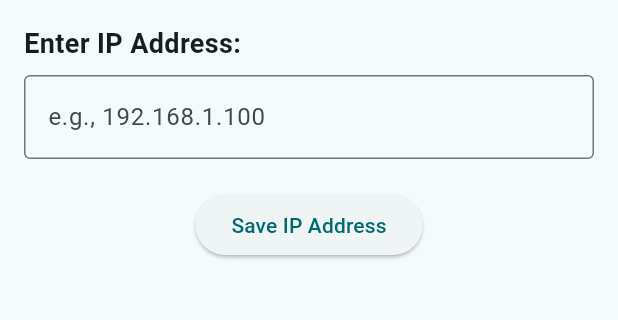
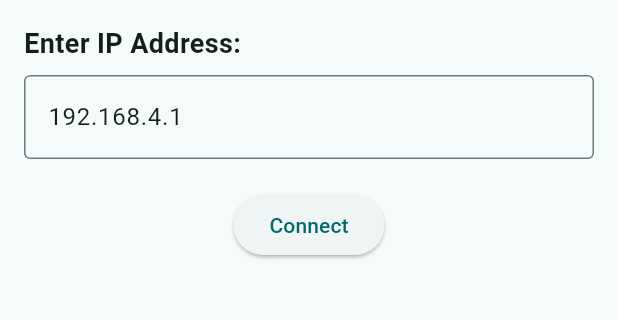
Before and after one commit to lis-marcel/FoxSkyCarControl, a Flutter app: the screen it shows after launch, on a phone screen of 412 x 824 dp, the part 84-404 px from its top. Run offline on Flutter 3.47's test engine with Material 3 defaults, Android fonts, the phone set to English and light mode, and no system bars.

Commit message:
set initail IP address in home screen

```diff
--- a/src/car_controller/lib/screens/home_screen.dart
+++ b/src/car_controller/lib/screens/home_screen.dart
@@ -13,16 +13,19 @@ class HomeScreen extends StatefulWidget {
 }
 
 class _HomeScreenState extends State<HomeScreen> {
-  final _ipController = TextEditingController();
+  final _ipController = TextEditingController(text: '192.168.4.1'); // Set default value here
   final _formKey = GlobalKey<FormState>();
 
   @override
   void initState() {
     super.initState();
-    // Initialize text controller with current IP address
+    // Initialize text controller with current IP address from provider
+    // This will override the default if a saved value exists
     WidgetsBinding.instance.addPostFrameCallback((_) {
       final networkSettings = Provider.of<NetworkSettings>(context, listen: false);
-      _ipController.text = networkSettings.ipAddress;
+      if (networkSettings.ipAddress.isNotEmpty) {
+        _ipController.text = networkSettings.ipAddress;
+      }
     });
   }
 
@@ -54,7 +57,8 @@ class _HomeScreenState extends State<HomeScreen> {
               TextFormField(
                 controller: _ipController,
                 decoration: const InputDecoration(
-                  hintText: 'e.g., 192.168.1.100',
+                  // Remove prefixText and use hint text instead if needed
+                  hintText: 'Enter IP address',
                   border: OutlineInputBorder(),
                 ),
                 keyboardType: TextInputType.number,
@@ -63,7 +67,6 @@ class _HomeScreenState extends State<HomeScreen> {
                     return 'Please enter an IP address';
                   }
 
-                  // Simple IP validation - you might want more sophisticated validation
                   final ipRegex = RegExp(r'^(\d{1,3})\.(\d{1,3})\.(\d{1,3})\.(\d{1,3})$');
                   if (!ipRegex.hasMatch(value)) {
                     return 'Please enter a valid IP address';
@@ -82,7 +85,7 @@ class _HomeScreenState extends State<HomeScreen> {
                       networkSettings.setIpAddress(_ipController.text);
 
                       ScaffoldMessenger.of(context).showSnackBar(
-                        const SnackBar(content: Text('IP Address saved')),
+                        const SnackBar(content: Text('Connected!')),
                       );
 
                       // Navigate to the control screen
@@ -92,7 +95,7 @@ class _HomeScreenState extends State<HomeScreen> {
                       );
                     }
                   },
-                  child: const Text('Save IP Address'),
+                  child: const Text('Connect'),
                 ),
               ),
             ],
```
